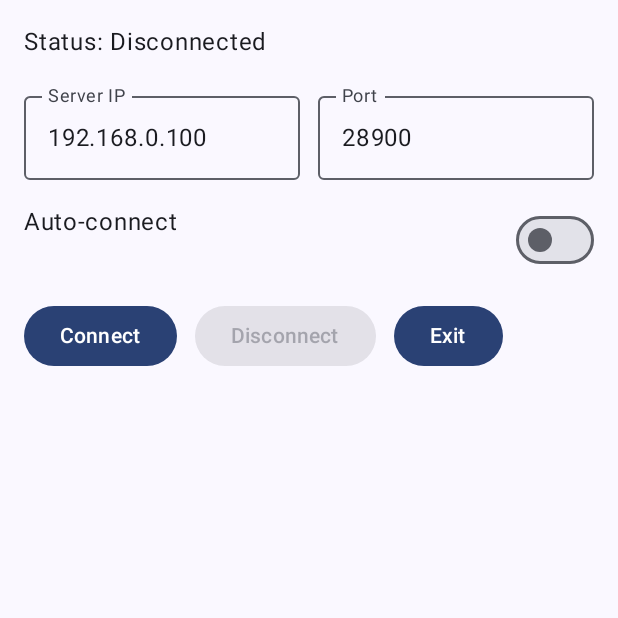
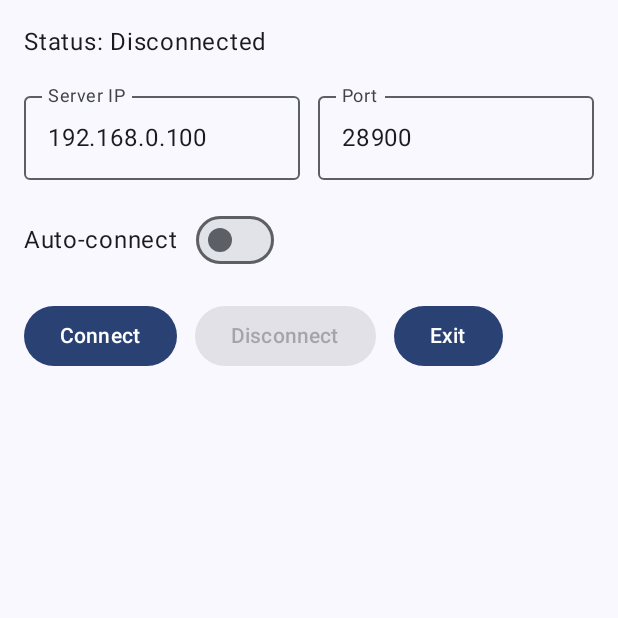
Before and after one commit to ergolyam/clipbridge, an Android app built with Jetpack Compose: the screen it shows after launch (MainActivity), on a phone screen of 412 x 824 dp, the top half of it. Run offline under Robolectric (Android 15) with nearby library versions, the phone set to English and light mode, and no system bars; our stand-ins replace Dagger/Hilt's generated code.

Commit message:
[u] user interface design

```diff
--- a/app/src/main/java/io/ergolyam/clipbridge/ui/screen/ClipBridgeScreen.kt
+++ b/app/src/main/java/io/ergolyam/clipbridge/ui/screen/ClipBridgeScreen.kt
@@ -13,9 +13,11 @@ import androidx.activity.result.contract.ActivityResultContracts
 import androidx.compose.foundation.layout.Arrangement
 import androidx.compose.foundation.layout.Column
 import androidx.compose.foundation.layout.Row
+import androidx.compose.foundation.layout.Spacer
 import androidx.compose.foundation.layout.fillMaxWidth
 import androidx.compose.foundation.layout.heightIn
 import androidx.compose.foundation.layout.imePadding
+import androidx.compose.foundation.layout.width
 import androidx.compose.foundation.rememberScrollState
 import androidx.compose.foundation.verticalScroll
 import androidx.compose.material3.Button
@@ -30,6 +32,7 @@ import androidx.compose.runtime.getValue
 import androidx.compose.runtime.mutableStateOf
 import androidx.compose.runtime.remember
 import androidx.compose.runtime.setValue
+import androidx.compose.ui.Alignment
 import androidx.compose.ui.Modifier
 import androidx.compose.ui.platform.LocalContext
 import androidx.compose.ui.unit.dp
@@ -118,7 +121,8 @@ fun ClipBridgeScreen(modifier: Modifier = Modifier) {
 
         Row(
             modifier = Modifier.fillMaxWidth(),
-            horizontalArrangement = Arrangement.spacedBy(12.dp)
+            horizontalArrangement = Arrangement.spacedBy(12.dp),
+            verticalAlignment = Alignment.CenterVertically
         ) {
             OutlinedTextField(
                 value = host,
@@ -136,9 +140,11 @@ fun ClipBridgeScreen(modifier: Modifier = Modifier) {
 
         Row(
             modifier = Modifier.fillMaxWidth(),
-            horizontalArrangement = Arrangement.spacedBy(12.dp)
+            horizontalArrangement = Arrangement.Start,
+            verticalAlignment = Alignment.CenterVertically
         ) {
-            Text(text = "Auto-connect", modifier = Modifier.weight(1f))
+            Text(text = "Auto-connect")
+            Spacer(Modifier.width(12.dp))
             Switch(
                 checked = autoConnect,
                 onCheckedChange = {
@@ -150,7 +156,8 @@ fun ClipBridgeScreen(modifier: Modifier = Modifier) {
 
         Row(
             modifier = Modifier.fillMaxWidth(),
-            horizontalArrangement = Arrangement.spacedBy(12.dp)
+            horizontalArrangement = Arrangement.spacedBy(12.dp),
+            verticalAlignment = Alignment.CenterVertically
         ) {
             Button(
                 onClick = {
```
